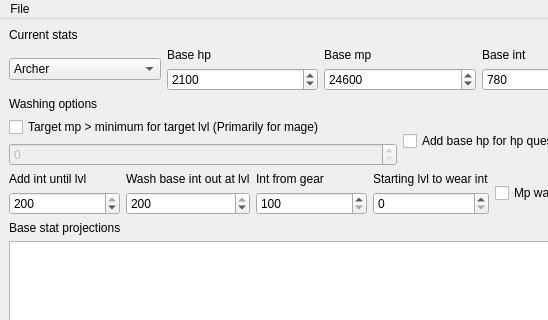
Old version of the form mainwindow.ui in the repository Inexorably/royalsWash; both pictures show x 0 to 548 and y 0 to 320 of the 800 by 600 pixel window.
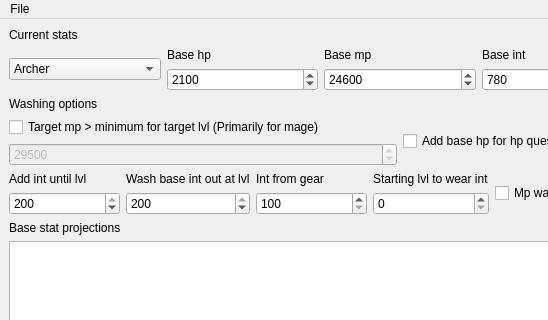
New version of the form.

Commit message: Full protoype implementation with mp washing for all classes

What changed in the file:
```diff
--- a/mainwindow.ui
+++ b/mainwindow.ui
@@ -203,6 +203,18 @@
               <property name="enabled">
                <bool>false</bool>
               </property>
+              <property name="minimum">
+               <number>1</number>
+              </property>
+              <property name="maximum">
+               <number>30000</number>
+              </property>
+              <property name="singleStep">
+               <number>100</number>
+              </property>
+              <property name="value">
+               <number>29500</number>
+              </property>
              </widget>
             </item>
            </layout>
```
The commit also changes 2 other files.
